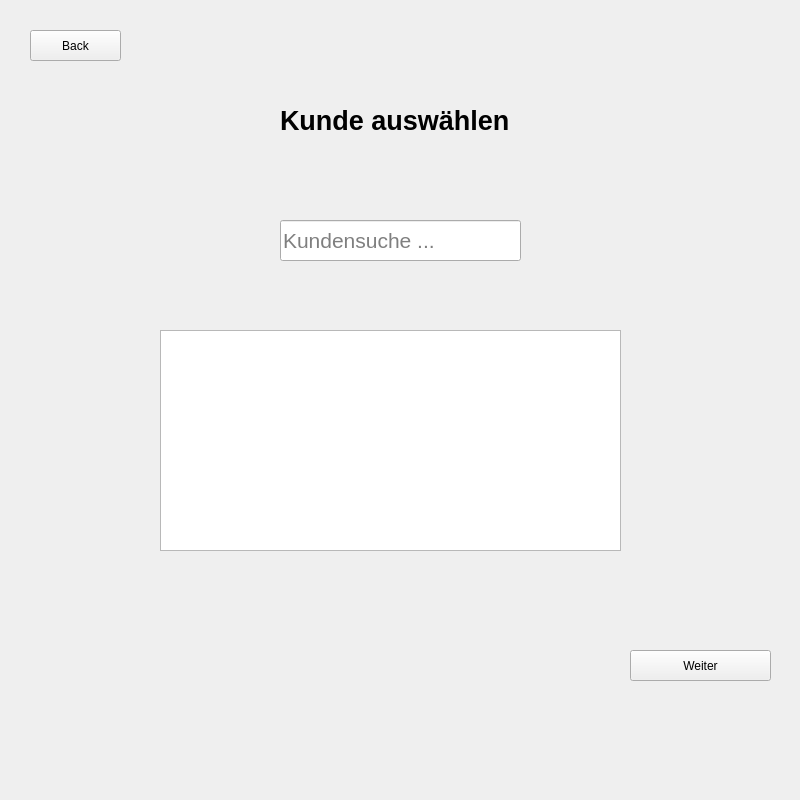
Before: the Qt Designer form overviewbestellungen.ui in luis-we/SchulaufgabePRO, drawn with Qt 5.
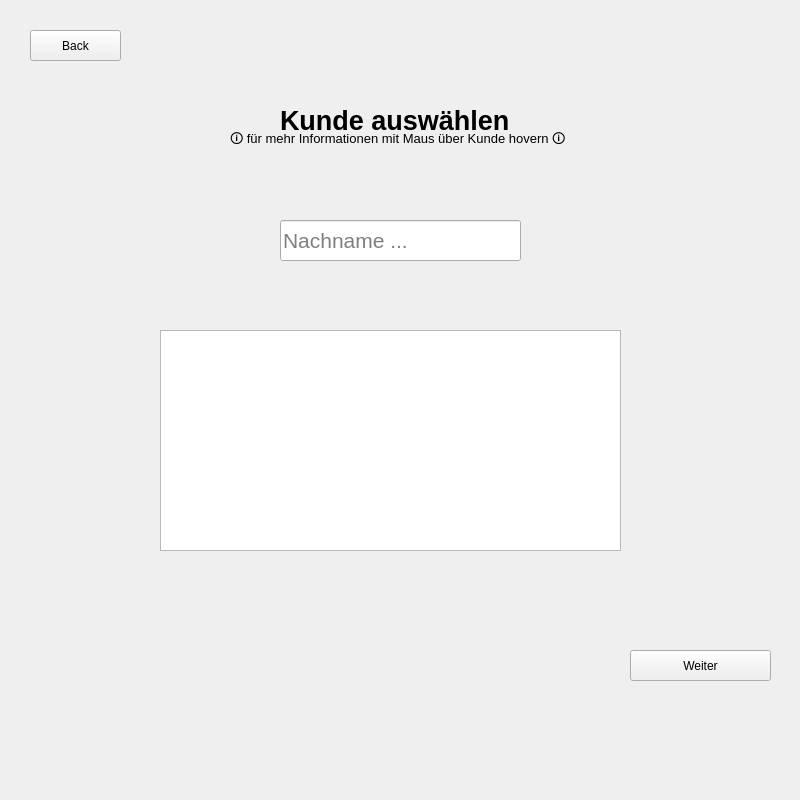
After: the same form once the commit is applied.

Commit message: added label and placeholder

What changed in the file:
```diff
--- a/overviewbestellungen.ui
+++ b/overviewbestellungen.ui
@@ -41,7 +41,7 @@
     </font>
    </property>
    <property name="placeholderText">
-    <string>Kundensuche ...</string>
+    <string>Nachname ...</string>
    </property>
   </widget>
   <widget class="QListWidget" name="customer_list">
@@ -91,6 +91,25 @@
     <string>&lt;html&gt;&lt;head/&gt;&lt;body&gt;&lt;p&gt;&lt;span style=&quot; font-size:20pt;&quot;&gt;Kunde auswählen&lt;/span&gt;&lt;/p&gt;&lt;/body&gt;&lt;/html&gt;</string>
    </property>
   </widget>
+  <widget class="QLabel" name="Label_Info">
+   <property name="geometry">
+    <rect>
+     <x>230</x>
+     <y>120</y>
+     <width>391</width>
+     <height>41</height>
+    </rect>
+   </property>
+   <property name="font">
+    <font>
+     <pointsize>16</pointsize>
+     <bold>true</bold>
+    </font>
+   </property>
+   <property name="text">
+    <string>&lt;html&gt;&lt;head/&gt;&lt;body&gt;&lt;p&gt;&lt;span style=&quot; font-size:10pt; font-weight:400;&quot;&gt;🛈 für mehr Informationen mit Maus über Kunde hovern 🛈&lt;/span&gt;&lt;/p&gt;&lt;/body&gt;&lt;/html&gt;</string>
+   </property>
+  </widget>
  </widget>
  <resources/>
  <connections/>
```
Left out of the diff: 2 changed lines with no effect on the pictures.
